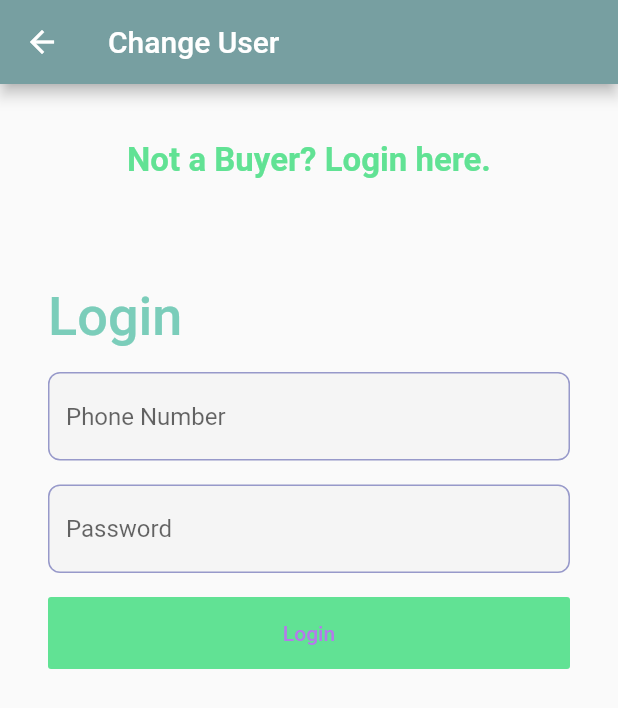
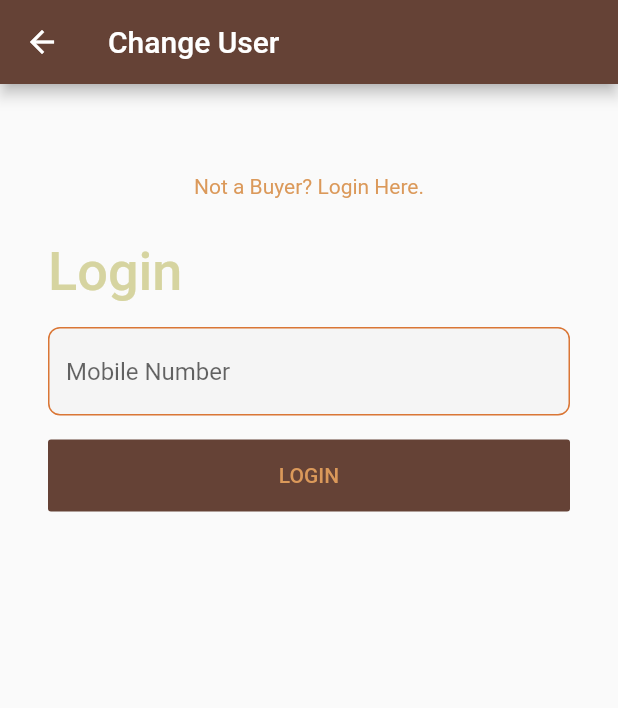
Before and after one commit to aayeshanomani/MyMarket, a Flutter app: the screen it shows after launch, after a tap on an icon or button, on a phone screen of 412 x 824 dp. Shown: the top 708 px of the screen. Run offline on Flutter 3.47's test engine with Material 2 defaults, Android fonts, the phone set to English and light mode, and no system bars; our stand-ins replace carousel_slider, firebase_auth, font_awesome_flutter, google_maps_flutter, location; accounts and stored records are empty; network calls fail.

Commit message:
Admin login by phone number

```diff
--- a/lib/adminLogin.dart
+++ b/lib/adminLogin.dart
@@ -1,119 +1,159 @@
+import 'package:firebase_auth/firebase_auth.dart';
 import 'package:flutter/material.dart';
 
-class AdminLogin extends StatefulWidget {
-  const AdminLogin();
+import 'adminHome.dart';
 
-  @override
-  _AdminLoginState createState() => _AdminLoginState();
+class AdminLogin extends StatelessWidget {
+  final _phoneController = TextEditingController();
+  final _codeController = TextEditingController();
+
+  Future<bool> loginUser(String phone, BuildContext context) async{
+    FirebaseAuth _auth = FirebaseAuth.instance;
+
+    _auth.verifyPhoneNumber(
+        phoneNumber: "+91"+phone,
+        timeout: Duration(seconds: 60),
+        verificationCompleted: (AuthCredential credential) async{
+          Navigator.of(context).pop();
+
+          AuthResult result = await _auth.signInWithCredential(credential);
+
+          FirebaseUser user = result.user;
+
+          if(user != null){
+            Navigator.push(context, MaterialPageRoute(
+              builder: (context) => HomeScreen(user: user,)
+            ));
+          }else{
+            print("Error");
           }
 
-class _AdminLoginState extends State<AdminLogin> {
-  final _phoneController = TextEditingController();
-  final _passController = TextEditingController();
+          //This callback would gets called when verification is done auto maticlly
+        },
+        verificationFailed: (AuthException exception){
+          print(exception);
+        },
+        codeSent: (String verificationId, [int forceResendingToken]){
+          showDialog(
+            context: context,
+            barrierDismissible: false,
+            builder: (context) {
+              return AlertDialog(
+                title: Text("Enter OTP", style: TextStyle(color: Color(0xffE24E1B))),
+                content: Column(
+                  mainAxisSize: MainAxisSize.min,
+                  children: <Widget>[
+                    TextField(
+                      controller: _codeController,
+                      keyboardType: TextInputType.number,
+                    ),
+                  ],
+                ),
+                actions: <Widget>[
+                  FlatButton(
+                    child: Text("Confirm"),
+                    textColor: Color(0xffD6D4A0),
+                    color: Color(0xffDA7635),
+                    onPressed: () async{
+                      final code = _codeController.text.trim();
+                      AuthCredential credential = PhoneAuthProvider.getCredential(verificationId: verificationId, smsCode: code);
+
+                      AuthResult result = await _auth.signInWithCredential(credential);
+
+                      FirebaseUser user = result.user;
+
+                      if(user != null){
+                        Navigator.push(context, MaterialPageRoute(
+                            builder: (context) => HomeScreen(user: user,)
+                        ));
+                      }else{
+                        print("Error");
+                      }
+                    },
+                  )
+                ],
+              );
+            }
+          );
+        },
+        codeAutoRetrievalTimeout: null
+    );
+  }
 
   @override
   Widget build(BuildContext context) {
     return Scaffold(
       appBar: AppBar(
         title: Text("Change User"),
-        backgroundColor: Color(0xff779FA1),
+        backgroundColor: Color(0xff654236),
       ),
         body: SingleChildScrollView(
-        child: Center(
           child: Container(
+            padding: EdgeInsets.all(32),
             child: Column(
-              mainAxisAlignment: MainAxisAlignment.center,
-              crossAxisAlignment: CrossAxisAlignment.center,
               children: [
                 Padding(
-                  padding: const EdgeInsets.all(38.0),
-                  child: Text(
-                    "Not a Buyer? Login here.",
+                  padding: const EdgeInsets.all(28.0),
+                  child: Text
+                  (
+                    "Not a Buyer? Login Here.",
                     style: TextStyle(
-                      color: Color(0xff61E294),
-                      fontSize: 22,
-                      fontWeight: FontWeight.bold,
+                      color: Color(0xffDB995A)
                     ),
                   ),
                 ),
-                Container(
-                  padding: EdgeInsets.all(32),
-                  child: Form(
+                Form(
                   child: Column(
                     crossAxisAlignment: CrossAxisAlignment.start,
                     mainAxisAlignment: MainAxisAlignment.center,
                     children: <Widget>[
-                        Text(
-                          "Login",
-                          style: TextStyle(
-                              color: Color(0xff7BCDBA),
-                              fontSize: 36,
-                              fontWeight: FontWeight.w500),
-                        ),
-                        SizedBox(
-                          height: 16,
-                        ),
+                      Text("Login", style: TextStyle(color: Color(0xffD6D4A0), fontSize: 36, fontWeight: FontWeight.w500),),
+
+                      SizedBox(height: 16,),
+
                       TextFormField(
                         decoration: InputDecoration(
                             enabledBorder: OutlineInputBorder(
-                                  borderRadius:
-                                      BorderRadius.all(Radius.circular(8)),
-                                  borderSide:
-                                      BorderSide(color: Color(0xff9799CA))),
+                                borderRadius: BorderRadius.all(Radius.circular(8)),
+                                borderSide: BorderSide(color: Color(0xffDA7635))
+                            ),
                             focusedBorder: OutlineInputBorder(
-                                  borderRadius:
-                                      BorderRadius.all(Radius.circular(8)),
-                                  borderSide:
-                                      BorderSide(color: Color(0xffBD93D8))),
+                                borderRadius: BorderRadius.all(Radius.circular(8)),
+                                borderSide: BorderSide(color: Color(0xffE24E1B))
+                            ),
                             filled: true,
                             fillColor: Colors.grey[100],
-                              hintText: "Phone Number"),
+                            hintText: "Mobile Number"
+
+                        ),
                         controller: _phoneController,
                       ),
-                        SizedBox(
-                          height: 16,
-                        ),
-                        TextFormField(
-                          decoration: InputDecoration(
-                              enabledBorder: OutlineInputBorder(
-                                  borderRadius:
-                                      BorderRadius.all(Radius.circular(8)),
-                                  borderSide:
-                                      BorderSide(color: Color(0xff9799CA))),
-                              focusedBorder: OutlineInputBorder(
-                                  borderRadius:
-                                      BorderRadius.all(Radius.circular(8)),
-                                  borderSide:
-                                      BorderSide(color: Color(0xffBD93D8))),
-                              filled: true,
-                              fillColor: Colors.grey[100],
-                              hintText: "Password"),
-                          controller: _passController,
-                        ),
-                        SizedBox(
-                          height: 16,
-                        ),
+
+                      SizedBox(height: 16,),
+
+
                       Container(
                         width: double.infinity,
                         child: FlatButton(
-                            child: Text("Login"),
-                            textColor: Color(0xffB47AEA),
+                          child: Text("LOGIN"),
+                          textColor: Color(0xffDB995A),
                           padding: EdgeInsets.all(16),
                           onPressed: () {
-                              //code for sign in
+                            final phone = _phoneController.text.trim();
+
+                            loginUser(phone, context);
+
                           },
-                            color: Color(0xff61E294),
+                          color: Color(0xff654236),
                         ),
                       )
                     ],
                   ),
                 ),
-                )
               ],
             ),
           ),
-        ),
-      ),
+        )
     );
   }
 }
--- a/pubspec.yaml
+++ b/pubspec.yaml
@@ -33,7 +33,7 @@ dependencies:
   google_maps_flutter: ^0.5.30
   location: ^3.0.2
   firebase_core:
-  firebase_auth:
+  firebase_auth: ^0.15.2
 
 dev_dependencies:
   flutter_test:
```
Also changed, not shown: lib/adminHome.dart (added, +27 -0 lines), pubspec.lock, 1 other file. Lines whose indentation alone changed are shown as unchanged.
